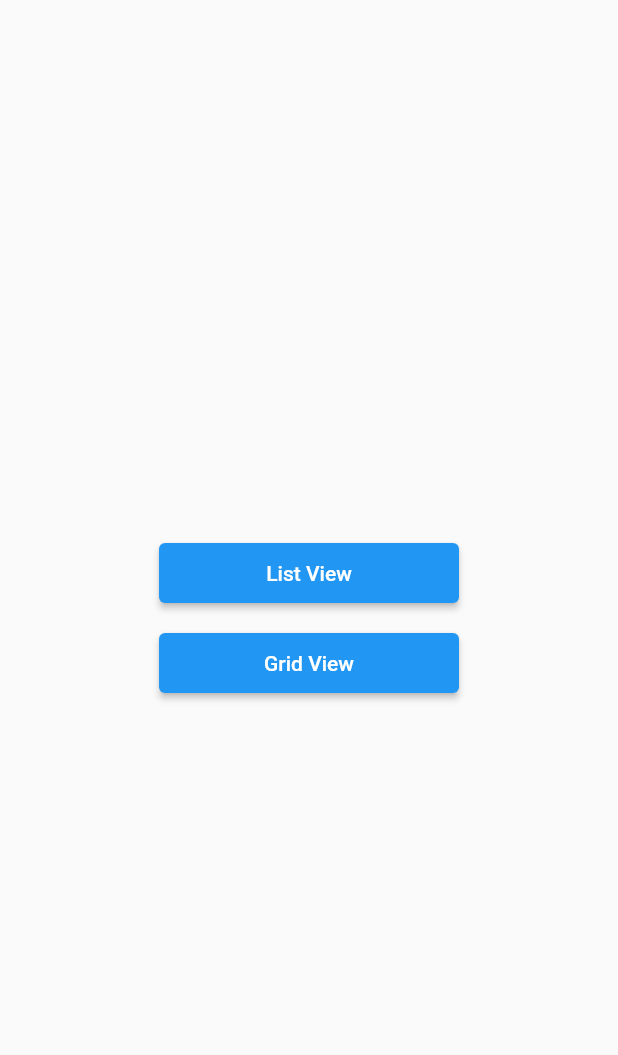
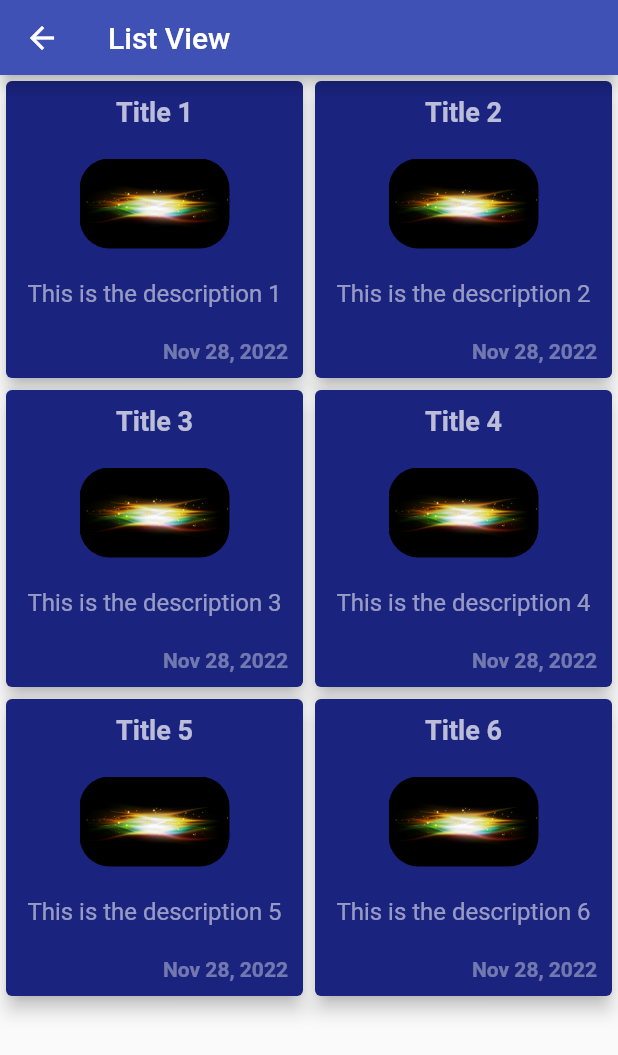
Before and after one commit to ShubhamTrip/Flutter-Tasks, a Flutter app: the screen it shows after launch, after a tap on "Grid View", on a phone screen of 412 x 824 dp. Shown: the top 1055 px of the screen. Run offline on Flutter 3.47's test engine with Material 2 defaults, Android fonts, the phone set to English and light mode, and no system bars.

Commit message:
finished stage 1

```diff
--- a/project1/lib/App Folder/grid_view/grid_view.dart
+++ b/project1/lib/App Folder/grid_view/grid_view.dart
@@ -0,0 +1,23 @@
+import 'package:flutter/material.dart';
+import '../../Components/grid_card.dart';
+import '../../Models/data_model.dart';
+
+class GridPage extends StatelessWidget {
+  List<CardData> listData;
+
+  GridPage({required this.listData});
+
+  @override
+  Widget build(BuildContext context) {
+    return Scaffold(
+      appBar: AppBar(title: const Text("List View"),toolbarHeight: 50, backgroundColor: Colors.indigo),
+      body: GridView.builder(
+          itemCount: listData.length,
+          itemBuilder: (ctx,index){
+            return GridCard(product: listData[index].title, date: DateTime.now(), desciption: listData[index].description,imgsource: listData[index].leadingImage,);
+          },
+        gridDelegate: SliverGridDelegateWithFixedCrossAxisCount(
+          crossAxisCount: 2),),
+    );
+  }
+}
--- a/project1/lib/App Folder/list_view/list_view.dart
+++ b/project1/lib/App Folder/list_view/list_view.dart
@@ -11,11 +11,11 @@ class ListPage extends StatelessWidget {
   @override
   Widget build(BuildContext context) {
     return Scaffold(
-      appBar: AppBar(title: const Text("List View"),toolbarHeight: 50, backgroundColor: Colors.blueGrey),
+      appBar: AppBar(title: const Text("List View"),toolbarHeight: 50, backgroundColor: Colors.indigo),
       body: ListView.builder(
            itemCount: listData.length,
           itemBuilder: (ctx,index){
-        return ListCard(product: listData[index].title, date: DateTime.now(), desciption: listData[index].description,);
+        return ListCard(product: listData[index].title, date: DateTime.now(), desciption: listData[index].description,imgsource: listData[index].leadingImage,);
       }),
     );
   }
--- a/project1/lib/App Folder/welcome_screen.dart
+++ b/project1/lib/App Folder/welcome_screen.dart
@@ -1,4 +1,5 @@
 import 'package:flutter/material.dart';
+import 'package:project1/App%20Folder/grid_view/grid_view.dart';
 import 'package:project1/App%20Folder/list_view/list_view.dart';
 import 'package:project1/Models/data_model.dart';
 
@@ -21,7 +22,9 @@ class Welcome_Screen extends StatelessWidget {
             Navigator.push(context, MaterialPageRoute(builder: (context)=>ListPage(listData: data_list,)));
           },child: const Text("List View"),)),
           const SizedBox(height: 20,),
-          SizedBox(width:200,height:40,child: ElevatedButton(onPressed: (){}, child: const Text("Grid View")))
+          SizedBox(width:200,height:40,child: ElevatedButton(onPressed: (){
+            Navigator.push(context, MaterialPageRoute(builder: (context)=>GridPage(listData: data_list,)));
+          }, child: const Text("Grid View")))
         ],
       ),
     );
--- /dev/null
+++ b/project1/lib/Components/grid_card.dart
@@ -0,0 +1,58 @@
+import 'package:flutter/material.dart';
+import 'package:intl/intl.dart';
+
+class GridCard extends StatelessWidget {
+  String product;
+  DateTime date;
+  String desciption;
+  String imgsource;
+  GridCard({required this.product, required this.date, required this.desciption,required this.imgsource});
+
+  @override
+  Widget build(BuildContext context) {
+    return InkWell(
+      child: Card(
+        color: Colors.indigo[900],
+        elevation: 5,
+        child: SizedBox(
+          width: double.infinity,
+          child: Padding(
+            padding: const EdgeInsets.all(10),
+            child: Column(
+              mainAxisAlignment: MainAxisAlignment.spaceBetween,
+              children: [
+                Container(
+                  alignment: Alignment.center,
+                  child: Text(
+                    product,
+                    style: TextStyle(fontSize: 18, fontWeight: FontWeight.w600,color: Colors.white70),
+                  ),
+                ),
+                ClipRRect(
+                    borderRadius: BorderRadius.circular(20),
+                    child: Image.asset(imgsource,height: 60,width: 100,fit: BoxFit.fill)
+                ),
+                Container(
+
+                  child: Text(
+                    desciption,
+                    style:
+                    TextStyle(fontSize: 16, fontWeight: FontWeight.w400,color: Colors.white54),
+                  ),
+                ),
+                Container(
+                  alignment: Alignment.bottomRight,
+                  child: Text(
+                    DateFormat.yMMMd().format(date),
+                    style:
+                    TextStyle(fontSize: 14, fontWeight: FontWeight.w600,color: Colors.white38),
+                  ),
+                ),
+              ],
+            ),
+          ),
+        ),
+      ),
+    );
+  }
+}
--- a/project1/lib/main.dart
+++ b/project1/lib/main.dart
@@ -15,7 +15,7 @@ class Main extends StatelessWidget {
       home: Scaffold(
           appBar: AppBar(
             toolbarHeight: 0,
-            backgroundColor: Colors.blueGrey,
+            backgroundColor: Colors.indigo,
           ),
           body: Welcome_Screen(),
       ),
```
Also changed, not shown: project1/lib/Components/list_card.dart (+31 -18 lines).
